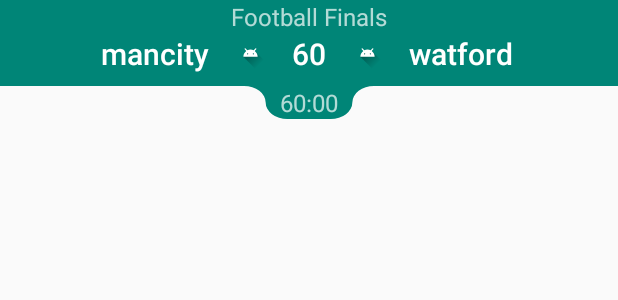
After one commit to jain-aayush1123/PlaygroundApp, an Android app: the layout activity_dynamic_toolbar.xml on its own in the app's theme, with its tools: preview values and no code run, on a phone screen of 412 x 824 dp. The commit adds this screen. Shown: the top 300 px of the screen. Run offline under Robolectric (Android 15) with nearby library versions, the phone set to English and light mode, and no system bars.

Commit message:
add dynamiic toolbar

```diff
--- a/app/src/main/AndroidManifest.xml
+++ b/app/src/main/AndroidManifest.xml
@@ -12,7 +12,8 @@
         android:roundIcon="@mipmap/ic_launcher_round"
         android:supportsRtl="true"
         android:theme="@style/AppTheme">
-        <activity android:name=".Activities.CollapsingToolbar"></activity>
+        <activity android:name=".Activities.DynamicToolbarActivity"></activity>
+        <activity android:name=".Activities.CollapsingToolbar" />
         <activity android:name=".Activities.ObjectDetection" />
         <activity android:name=".Index">
             <intent-filter>
--- /dev/null
+++ b/app/src/main/java/awsm/awsmizng/u/banking/Activities/DynamicToolbarActivity.java
@@ -0,0 +1,17 @@
+package awsm.awsmizng.u.banking.Activities;
+
+import androidx.appcompat.app.ActionBar;
+import androidx.appcompat.app.AppCompatActivity;
+
+import android.os.Bundle;
+
+import awsm.awsmizng.u.banking.R;
+
+public class DynamicToolbarActivity extends AppCompatActivity {
+    @Override
+    protected void onCreate(Bundle savedInstanceState) {
+        super.onCreate(savedInstanceState);
+        setContentView(R.layout.activity_dynamic_toolbar);
+        getSupportActionBar().hide();
+    }
+}
--- a/app/src/main/java/awsm/awsmizng/u/banking/Index.java
+++ b/app/src/main/java/awsm/awsmizng/u/banking/Index.java
@@ -8,6 +8,7 @@ import android.widget.Button;
 import androidx.appcompat.app.AppCompatActivity;
 
 import awsm.awsmizng.u.banking.Activities.CollapsingToolbar;
+import awsm.awsmizng.u.banking.Activities.DynamicToolbarActivity;
 import awsm.awsmizng.u.banking.Activities.FirebaseML;
 import awsm.awsmizng.u.banking.Activities.GraphSimple;
 import awsm.awsmizng.u.banking.Activities.ObjectDetection;
@@ -30,7 +31,7 @@ public class Index extends AppCompatActivity {
         ButterKnife.bind(this);
     }
 
-    @OnClick({R.id.btGraph, R.id.btML, R.id.btObjectTracking, R.id.btCollapsingToolbar})
+    @OnClick({R.id.btGraph, R.id.btML, R.id.btObjectTracking, R.id.btCollapsingToolbar, R.id.btDynamicToolbar})
     public void onViewClicked(View view) {
         switch (view.getId()) {
             case R.id.btGraph:
@@ -43,6 +44,10 @@ public class Index extends AppCompatActivity {
                 funStartActivity(ObjectDetection.class);
             case R.id.btCollapsingToolbar:
                 funStartActivity(CollapsingToolbar.class);
+                break;
+            case R.id.btDynamicToolbar:
+                funStartActivity(DynamicToolbarActivity.class);
+                break;
         }
     }
 
--- /dev/null
+++ b/app/src/main/res/drawable/vector_drawable_dynamic_toolbar.xml
@@ -0,0 +1,10 @@
+<?xml version="1.0" encoding="utf-8"?>
+<vector xmlns:android="http://schemas.android.com/apk/res/android"
+    android:width="48dp"
+    android:height="16dp"
+    android:viewportWidth="150"
+    android:viewportHeight="50">
+    <path
+        android:fillColor="@android:color/white"
+        android:pathData="M0,0 a 25,25 0 0 1 25,25 a 25,25 0 0 0 25,25 h 50 a 25,25 0 0 0 25,-25 a 25,25 0 0 1 25,-25 Z" />
+</vector>
--- /dev/null
+++ b/app/src/main/res/layout/activity_dynamic_toolbar.xml
@@ -0,0 +1,94 @@
+<?xml version="1.0" encoding="utf-8"?>
+<androidx.constraintlayout.motion.widget.MotionLayout xmlns:android="http://schemas.android.com/apk/res/android"
+    xmlns:app="http://schemas.android.com/apk/res-auto"
+    xmlns:tools="http://schemas.android.com/tools"
+    android:layout_width="match_parent"
+    android:layout_height="match_parent"
+    tools:context=".Activities.DynamicToolbarActivity"
+    app:layoutDescription="@xml/dynamic_toolbar">
+
+    <View
+        android:id="@+id/toolbar"
+        android:layout_width="0dp"
+        android:layout_height="0dp"
+        android:background="@color/colorPrimary" />
+
+    <TextView
+        android:id="@+id/title"
+        android:layout_width="wrap_content"
+        android:layout_height="wrap_content"
+        android:text="Football Finals"
+        android:textAppearance="@style/TextAppearance.AppCompat.Widget.ActionBar.Subtitle.Inverse" />
+
+    <TextView
+        android:id="@+id/score"
+        android:layout_width="wrap_content"
+        android:layout_height="wrap_content"
+        android:text="60"
+        android:textAppearance="@style/TextAppearance.AppCompat.Widget.ActionBar.Title.Inverse" />
+
+    <ImageView
+        android:id="@+id/man_city_logo"
+        android:layout_width="wrap_content"
+        android:layout_height="0dp"
+        android:adjustViewBounds="true"
+        android:contentDescription="@null"
+        android:paddingStart="16dp"
+        android:paddingEnd="16dp"
+        android:src="@drawable/ic_launcher_foreground" />
+
+    <TextView
+        android:id="@+id/man_city"
+        android:layout_width="wrap_content"
+        android:layout_height="wrap_content"
+        android:text="mancity"
+        android:textAppearance="@style/TextAppearance.AppCompat.Widget.ActionBar.Title.Inverse"
+        app:layout_constraintBaseline_toBaselineOf="@id/score"
+        app:layout_constraintEnd_toStartOf="@id/man_city_logo" />
+
+    <ImageView
+        android:id="@+id/watford_logo"
+        android:layout_width="wrap_content"
+        android:layout_height="0dp"
+        android:adjustViewBounds="true"
+        android:contentDescription="@null"
+        android:paddingStart="16dp"
+        android:paddingEnd="16dp"
+        android:src="@drawable/ic_launcher_foreground" />
+
+    <TextView
+        android:id="@+id/watford"
+        android:layout_width="wrap_content"
+        android:layout_height="wrap_content"
+        android:text="watford"
+        android:textAppearance="@style/TextAppearance.AppCompat.Widget.ActionBar.Title.Inverse"
+        app:layout_constraintBaseline_toBaselineOf="@id/score"
+        app:layout_constraintStart_toEndOf="@id/watford_logo" />
+
+    <View
+        android:id="@+id/toolbar_extension"
+        android:layout_width="0dp"
+        android:layout_height="0dp"
+        android:background="@drawable/vector_drawable_dynamic_toolbar"
+        android:backgroundTint="@color/colorPrimary"
+        app:layout_constraintEnd_toEndOf="@id/time"
+        app:layout_constraintStart_toStartOf="@id/time" />
+
+    <TextView
+        android:id="@+id/time"
+        android:layout_width="wrap_content"
+        android:layout_height="wrap_content"
+        android:paddingStart="24dp"
+        android:paddingEnd="24dp"
+        android:text="60:00"
+        android:textAppearance="@style/TextAppearance.AppCompat.Widget.ActionBar.Subtitle.Inverse" />
+
+    <FrameLayout
+        android:id="@+id/recyclerview"
+        android:layout_width="0dp"
+        android:layout_height="0dp"
+        app:layout_constraintBottom_toBottomOf="parent"
+        app:layout_constraintEnd_toEndOf="parent"
+        app:layout_constraintStart_toStartOf="parent"
+        app:layout_constraintTop_toBottomOf="@id/toolbar_extension" />
+</androidx.constraintlayout.motion.widget.MotionLayout>
--- a/app/src/main/res/layout/activity_index.xml
+++ b/app/src/main/res/layout/activity_index.xml
@@ -31,4 +31,10 @@
         android:text="Collapsing Toolbar"
         android:layout_width="match_parent"
         android:layout_height="wrap_content" />
+
+    <Button
+        android:id="@+id/btDynamicToolbar"
+        android:text="Dynamic Toolbar"
+        android:layout_width="match_parent"
+        android:layout_height="wrap_content" />
 </LinearLayout>
--- /dev/null
+++ b/app/src/main/res/xml/dynamic_toolbar.xml
@@ -0,0 +1,316 @@
+<?xml version="1.0" encoding="utf-8"?>
+<MotionScene xmlns:android="http://schemas.android.com/apk/res/android"
+    xmlns:app="http://schemas.android.com/apk/res-auto">
+
+    <Transition
+        app:constraintSetEnd="@id/collapsed"
+        app:constraintSetStart="@id/expanded">
+
+        <OnSwipe
+            app:dragDirection="dragUp"
+            app:touchAnchorId="@id/recyclerview"
+            app:touchAnchorSide="top" />
+
+    </Transition>
+
+    <ConstraintSet android:id="@+id/collapsed">
+
+        <Constraint android:id="@id/toolbar">
+
+            <Layout
+
+                android:layout_width="0dp"
+
+                android:layout_height="?attr/actionBarSize"
+
+                app:layout_constraintEnd_toEndOf="parent"
+
+                app:layout_constraintStart_toStartOf="parent"
+
+                app:layout_constraintTop_toTopOf="parent" />
+
+        </Constraint>
+
+        <Constraint android:id="@id/title">
+
+            <Transform
+
+                android:scaleX="0.5"
+
+                android:scaleY="0.5" />
+
+            <Layout
+
+                android:layout_width="wrap_content"
+
+                android:layout_height="wrap_content"
+
+                app:layout_constraintBottom_toTopOf="@id/score"
+
+                app:layout_constraintEnd_toEndOf="parent"
+
+                app:layout_constraintStart_toStartOf="parent"
+
+                app:layout_constraintTop_toTopOf="@id/toolbar" />
+
+        </Constraint>
+
+        <Constraint android:id="@id/score">
+
+            <Transform
+
+                android:scaleX="1.0"
+
+                android:scaleY="1.0" />
+
+            <Layout
+
+                android:layout_width="wrap_content"
+
+                android:layout_height="wrap_content"
+
+                app:layout_constraintBottom_toBottomOf="@id/toolbar"
+
+                app:layout_constraintEnd_toEndOf="parent"
+
+                app:layout_constraintStart_toStartOf="parent"
+
+                app:layout_constraintTop_toTopOf="parent" />
+
+        </Constraint>
+
+        <Constraint android:id="@id/man_city_logo">
+
+            <Layout
+
+                android:layout_width="wrap_content"
+
+                android:layout_height="0dp"
+
+                android:layout_marginTop="8dp"
+
+                android:layout_marginBottom="8dp"
+
+                app:layout_constraintBottom_toBottomOf="@id/toolbar"
+
+                app:layout_constraintEnd_toStartOf="@id/score"
+
+                app:layout_constraintTop_toTopOf="@id/toolbar" />
+
+        </Constraint>
+
+        <Constraint android:id="@id/watford_logo">
+
+            <Layout
+
+                android:layout_width="wrap_content"
+
+                android:layout_height="0dp"
+
+                android:layout_marginTop="8dp"
+
+                android:layout_marginBottom="8dp"
+
+                app:layout_constraintBottom_toBottomOf="@id/toolbar"
+
+                app:layout_constraintStart_toEndOf="@id/score"
+
+                app:layout_constraintTop_toTopOf="@id/toolbar" />
+
+
+        </Constraint>
+
+        <Constraint android:id="@id/time">
+
+            <Transform
+
+                android:scaleX="0.5"
+
+                android:scaleY="0.5" />
+
+            <Layout
+
+                android:layout_width="wrap_content"
+
+                android:layout_height="wrap_content"
+
+                app:layout_constraintBottom_toBottomOf="@id/toolbar"
+
+                app:layout_constraintEnd_toEndOf="parent"
+
+                app:layout_constraintStart_toStartOf="parent"
+
+                app:layout_constraintTop_toBottomOf="@id/score" />
+
+        </Constraint>
+
+        <Constraint android:id="@id/toolbar_extension">
+
+            <Layout
+
+                android:layout_width="0dp"
+
+                android:layout_height="0dp"
+
+                app:layout_constraintBottom_toBottomOf="@id/toolbar"
+
+                app:layout_constraintEnd_toEndOf="@id/time"
+
+                app:layout_constraintStart_toStartOf="@id/time"
+
+                app:layout_constraintTop_toBottomOf="@id/toolbar" />
+
+        </Constraint>
+
+    </ConstraintSet>
+
+
+    <ConstraintSet android:id="@+id/expanded">
+
+        <Constraint android:id="@id/toolbar">
+
+            <Layout
+
+                android:layout_width="0dp"
+
+                android:layout_height="0dp"
+
+                app:layout_constraintBottom_toTopOf="@id/time"
+
+                app:layout_constraintEnd_toEndOf="parent"
+
+                app:layout_constraintStart_toStartOf="parent"
+
+                app:layout_constraintTop_toTopOf="parent" />
+
+        </Constraint>
+
+        <Constraint android:id="@id/title">
+
+            <Transform
+
+                android:scaleX="1.0"
+
+                android:scaleY="1.0" />
+
+            <Layout
+
+                android:layout_width="wrap_content"
+
+                android:layout_height="wrap_content"
+
+                app:layout_constraintEnd_toEndOf="parent"
+
+                app:layout_constraintStart_toStartOf="parent"
+
+                app:layout_constraintTop_toTopOf="parent" />
+
+        </Constraint>
+
+        <Constraint android:id="@id/score">
+
+            <Transform
+
+                android:scaleX="1.0"
+
+                android:scaleY="1.0" />
+
+            <Layout
+
+                android:layout_width="wrap_content"
+
+                android:layout_height="wrap_content"
+
+                app:layout_constraintEnd_toEndOf="parent"
+
+                app:layout_constraintStart_toStartOf="parent"
+
+                app:layout_constraintTop_toBottomOf="@id/title" />
+
+        </Constraint>
+
+        <Constraint android:id="@id/man_city_logo">
+
+            <Layout
+
+                android:layout_width="wrap_content"
+
+                android:layout_height="0dp"
+
+                android:layout_marginTop="2dp"
+
+                android:layout_marginBottom="2dp"
+
+                app:layout_constraintBottom_toBottomOf="@id/score"
+
+                app:layout_constraintEnd_toStartOf="@id/score"
+
+                app:layout_constraintTop_toBottomOf="@id/title" />
+
+        </Constraint>
+
+        <Constraint android:id="@id/watford_logo">
+
+            <Layout
+
+                android:layout_width="wrap_content"
+
+                android:layout_height="0dp"
+
+                android:layout_marginTop="2dp"
+
+                android:layout_marginBottom="2dp"
+
+                app:layout_constraintBottom_toBottomOf="@id/score"
+
+                app:layout_constraintStart_toEndOf="@id/score"
+
+                app:layout_constraintTop_toBottomOf="@id/title" />
+
+        </Constraint>
+
+        <Constraint android:id="@id/time">
+
+            <Transform
+
+                android:scaleX="1.0"
+
+                android:scaleY="1.0" />
+
+            <Layout
+
+                android:layout_width="wrap_content"
+
+                android:layout_height="wrap_content"
+
+                app:layout_constraintEnd_toEndOf="parent"
+
+                app:layout_constraintStart_toStartOf="parent"
+
+                app:layout_constraintTop_toBottomOf="@id/score"
+
+                android:layout_marginTop="8dp" />
+
+        </Constraint>
+
+        <Constraint android:id="@id/toolbar_extension">
+
+            <Layout
+
+                android:layout_width="0dp"
+
+                android:layout_height="0dp"
+
+                app:layout_constraintBottom_toBottomOf="@id/time"
+
+                app:layout_constraintEnd_toEndOf="@id/time"
+
+                app:layout_constraintStart_toStartOf="@id/time"
+
+                app:layout_constraintTop_toTopOf="@id/time" />
+
+        </Constraint>
+
+    </ConstraintSet>
+
+</MotionScene>
```
